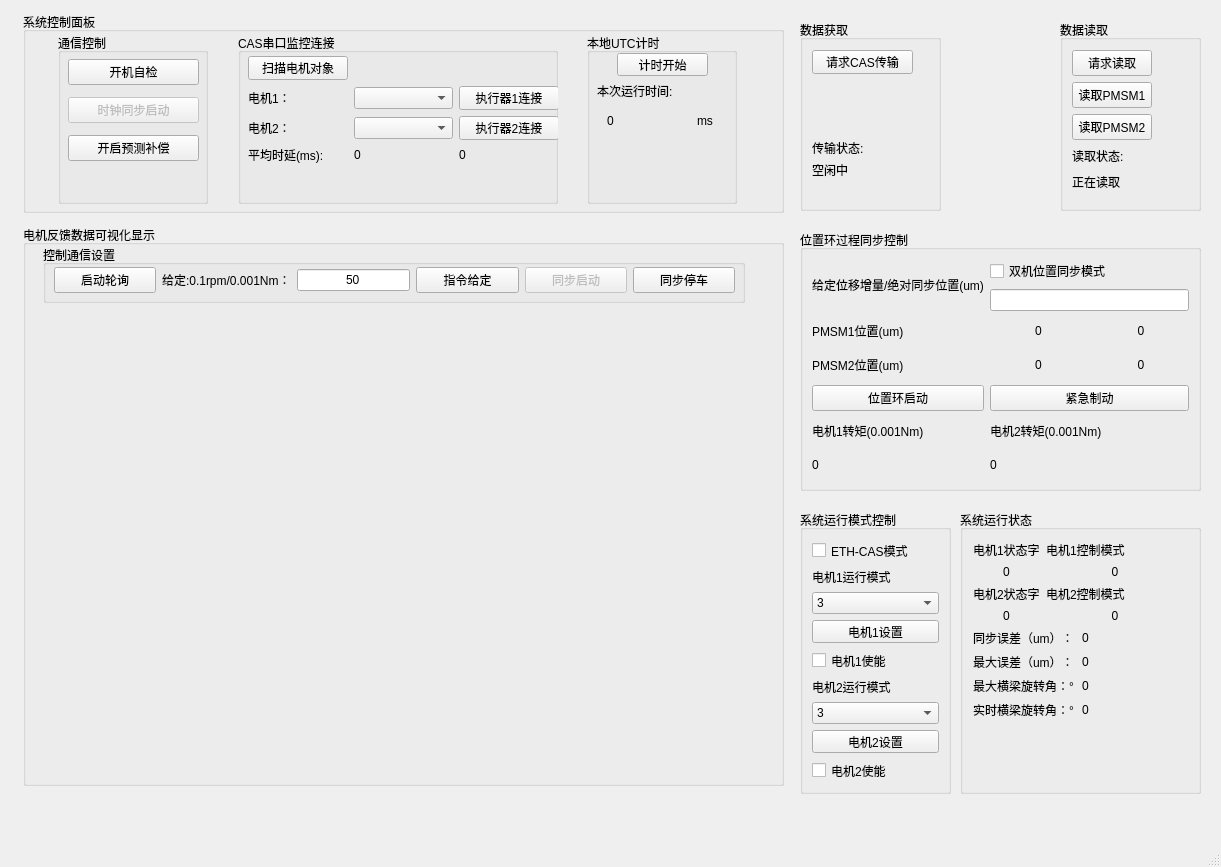
This is mainwindow.ui in whitekiteoversea/PCSyncController as Qt 5 draws it before an edit. The edited form follows.
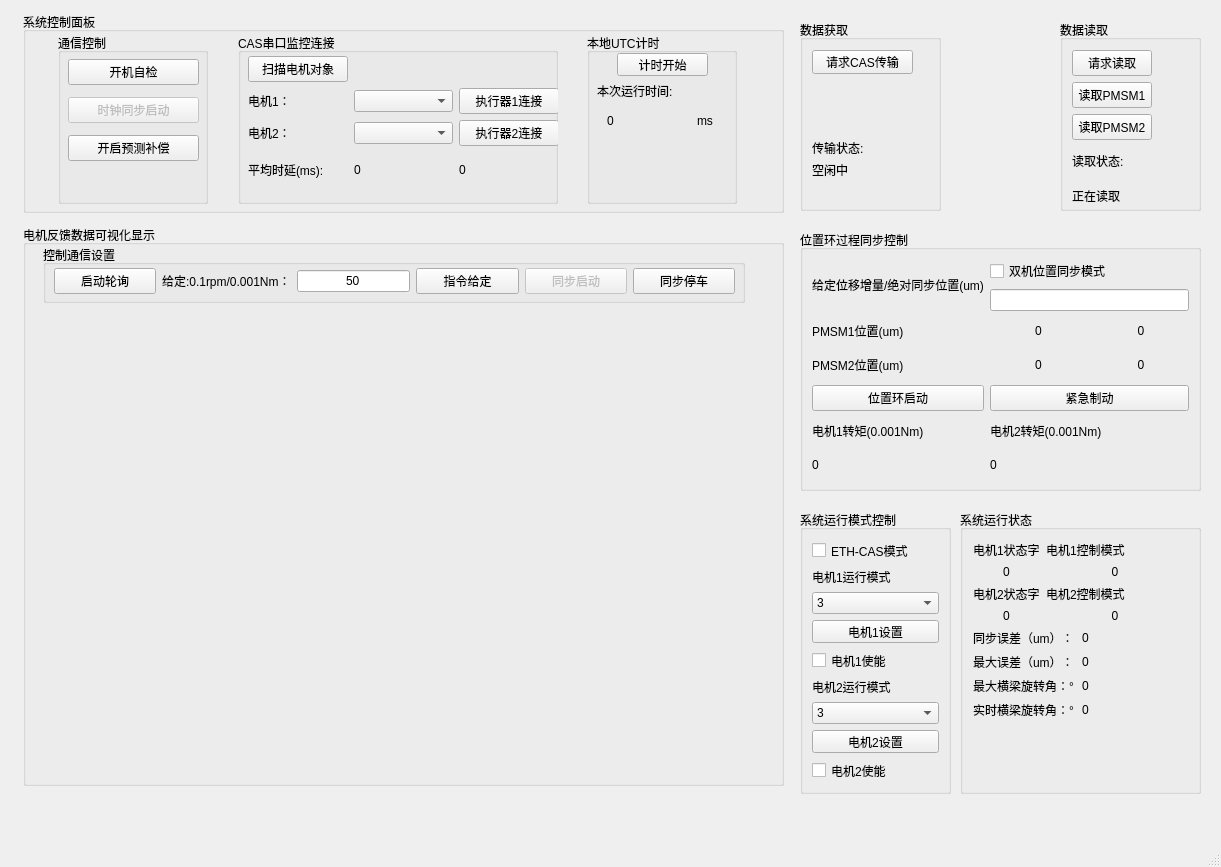
This is the edited form. Custom widgets are drawn as their Qt base class.

Patch:
```diff
--- a/mainwindow.ui
+++ b/mainwindow.ui
@@ -95,7 +95,7 @@
            <x>11</x>
            <y>20</y>
            <width>681</width>
-           <height>30</height>
+           <height>32</height>
           </rect>
          </property>
          <layout class="QGridLayout" name="gridLayout_4">
@@ -430,7 +430,7 @@
            <x>10</x>
            <y>23</y>
            <width>311</width>
-           <height>108</height>
+           <height>132</height>
           </rect>
          </property>
          <layout class="QGridLayout" name="gridLayout">
@@ -1150,7 +1150,7 @@
           <x>12</x>
           <y>30</y>
           <width>111</width>
-          <height>141</height>
+          <height>160</height>
          </rect>
         </property>
         <layout class="QVBoxLayout" name="verticalLayout_8">
```
Left out of the diff: 36 changed lines with no effect on the pictures.
